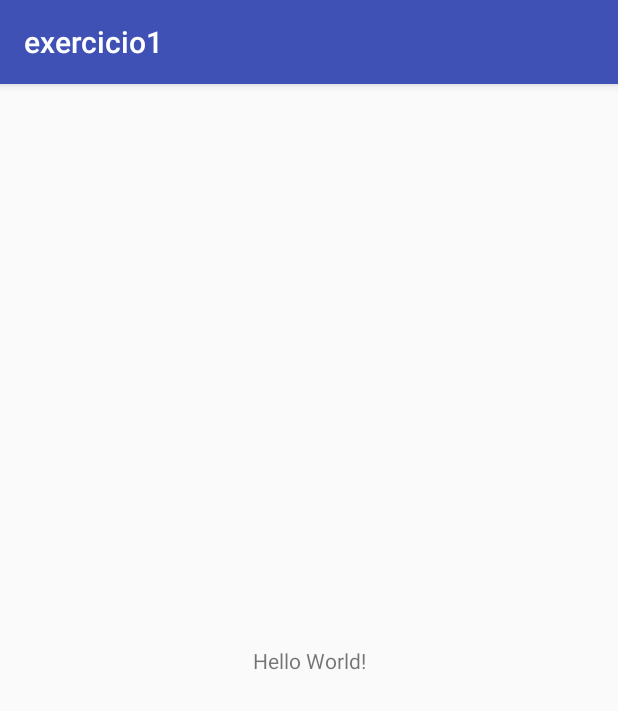
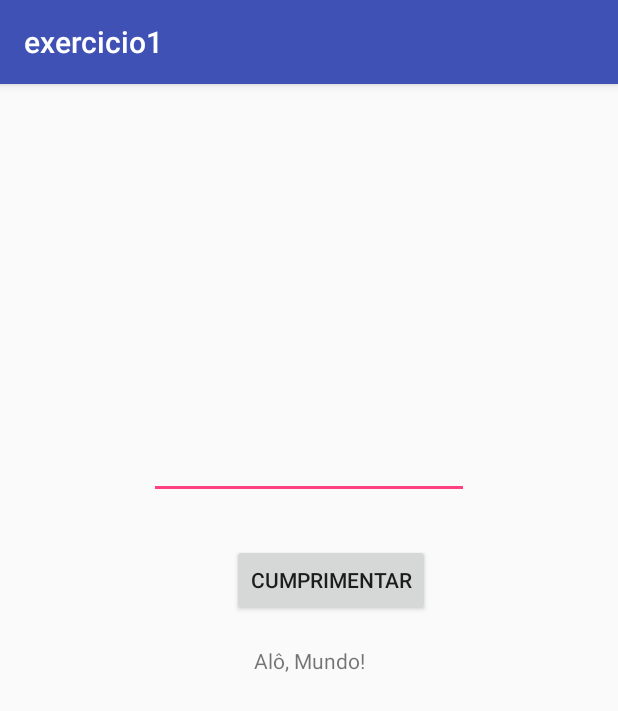
Before and after one commit to matc89-20192/android-ex1-mslima1, an Android app: the screen it shows after launch (MainActivity), on a phone screen of 412 x 824 dp. Shown: the top 711 px of the screen. Run offline under Robolectric (Android 15) with nearby library versions, the phone set to English and light mode, and no system bars.

Commit message:
Solucao 1

```diff
--- a/app/src/main/java/matc89/exercicio1/MainActivity.java
+++ b/app/src/main/java/matc89/exercicio1/MainActivity.java
@@ -2,12 +2,29 @@ package matc89.exercicio1;
 
 import android.support.v7.app.AppCompatActivity;
 import android.os.Bundle;
+import android.widget.Button;
+import android.widget.EditText;
+import android.widget.TextView;
+import android.view.View;
 
 public class MainActivity extends AppCompatActivity {
+
+    private TextView labelMensagem;
+    private Button btnCumprimentar;
+    private EditText editNome;
 
     @Override
     protected void onCreate(Bundle savedInstanceState) {
         super.onCreate(savedInstanceState);
         setContentView(R.layout.activity_main);
+
+        btnCumprimentar = (Button) findViewById(R.id.btnCumprimentar);
+        labelMensagem = (TextView) findViewById(R.id.labelMensagem);
+        editNome = (EditText) findViewById(R.id.editNome);
     }
+
+        public void clicou(View v) {
+            String textoDigitado = editNome.getText().toString();
+            labelMensagem.setText("Alô, "+textoDigitado+"!");
+        }
 }
--- a/app/src/main/res/layout/activity_main.xml
+++ b/app/src/main/res/layout/activity_main.xml
@@ -5,9 +5,46 @@
     xmlns:tools="http://schemas.android.com/tools" android:layout_width="match_parent"
     android:layout_height="match_parent" tools:context="matc89.exercicio1.MainActivity">
 
-    <TextView android:layout_width="wrap_content" android:layout_height="wrap_content"
-        android:text="Hello World!" app:layout_constraintBottom_toBottomOf="parent"
-        app:layout_constraintLeft_toLeftOf="parent" app:layout_constraintRight_toRightOf="parent"
-        app:layout_constraintTop_toTopOf="parent" />
+    <TextView
+        android:id="@+id/labelMensagem"
+        android:layout_width="wrap_content"
+        android:layout_height="wrap_content"
+        android:text="Alô, Mundo!"
+        app:layout_constraintBottom_toBottomOf="parent"
+        app:layout_constraintLeft_toLeftOf="parent"
+        app:layout_constraintRight_toRightOf="parent"
+        app:layout_constraintTop_toTopOf="parent"
+        tools:layout_constraintTop_creator="1"
+        tools:layout_constraintRight_creator="1"
+        tools:layout_constraintBottom_creator="1"
+        tools:layout_constraintLeft_creator="1" />
+
+    <Button
+        android:id="@+id/btnCumprimentar"
+        android:layout_width="wrap_content"
+        android:layout_height="wrap_content"
+        android:text="Cumprimentar"
+        tools:layout_constraintRight_creator="1"
+        tools:layout_constraintBottom_creator="1"
+        app:layout_constraintBottom_toTopOf="@+id/labelMensagem"
+        android:layout_marginEnd="26dp"
+        app:layout_constraintRight_toRightOf="@+id/editNome"
+        android:layout_marginBottom="20dp"
+        android:layout_marginRight="26dp"
+        android:onClick="clicou"/>
+
+    <EditText
+        android:id="@+id/editNome"
+        android:layout_width="wrap_content"
+        android:layout_height="wrap_content"
+        android:ems="10"
+        android:inputType="textPersonName"
+        tools:layout_constraintRight_creator="1"
+        tools:layout_constraintBottom_creator="1"
+        app:layout_constraintBottom_toTopOf="@+id/btnCumprimentar"
+        app:layout_constraintRight_toRightOf="parent"
+        tools:layout_constraintLeft_creator="1"
+        android:layout_marginBottom="30dp"
+        app:layout_constraintLeft_toLeftOf="parent" />
 
 </android.support.constraint.ConstraintLayout>
```
